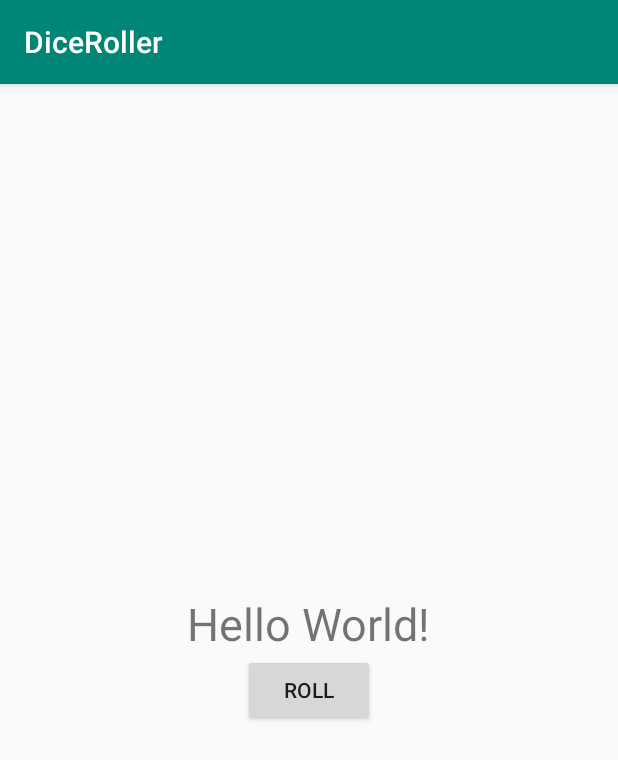
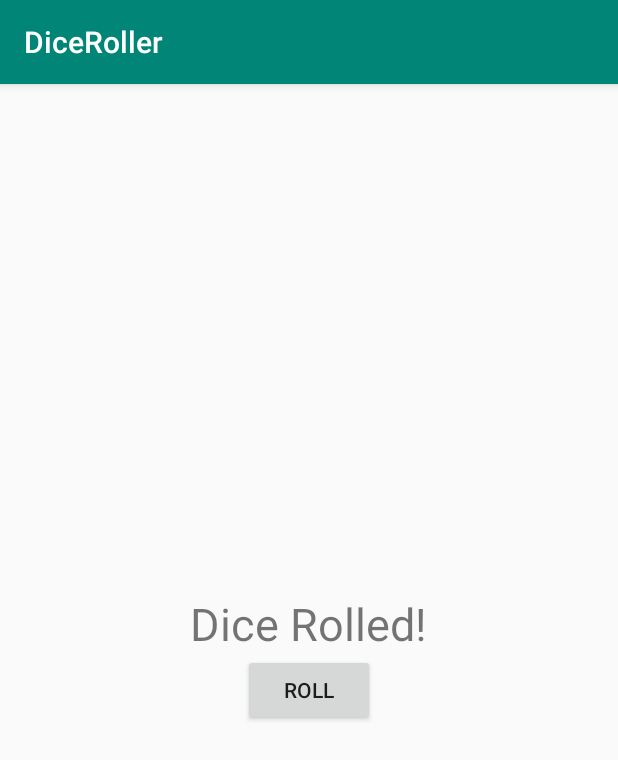
Before and after one commit to maisorawit/DiceRoller, an Android app: the screen it shows after launch (MainActivity), on a phone screen of 412 x 824 dp. Shown: the top 760 px of the screen. Run offline under Robolectric (Android 15) with nearby library versions, the phone set to English and light mode, and no system bars.

Commit message:
Task: Change the text

```diff
--- a/app/src/main/java/buu/informatics/s59160135/diceroller/MainActivity.kt
+++ b/app/src/main/java/buu/informatics/s59160135/diceroller/MainActivity.kt
@@ -3,7 +3,9 @@ package buu.informatics.s59160135.diceroller
 import androidx.appcompat.app.AppCompatActivity
 import android.os.Bundle
 import android.widget.Button
+import android.widget.TextView
 import android.widget.Toast
+import java.util.*
 
 class MainActivity : AppCompatActivity() {
 
@@ -14,9 +16,15 @@ class MainActivity : AppCompatActivity() {
         val rollButton: Button = findViewById(R.id.roll_button)
         rollButton.setOnClickListener( {rollDice()} )
 
+        val resultText: TextView = findViewById(R.id.result_text)
+        resultText.text = "Dice Rolled!"
+
     }
 
     private fun rollDice(){
+        val randomInt = Random().nextInt(6) + 1
+        val resultText: TextView = findViewById(R.id.result_text)
+        resultText.text = randomInt.toString()
         Toast.makeText(this, "button clicked", Toast.LENGTH_SHORT).show()
     }
 }
--- a/app/src/main/res/layout/activity_main.xml
+++ b/app/src/main/res/layout/activity_main.xml
@@ -10,6 +10,7 @@
         tools:context=".MainActivity" >
 
     <TextView
+            android:id="@+id/result_text"
             android:layout_width="wrap_content"
             android:layout_height="wrap_content"
             android:layout_gravity="center_horizontal"
```
Also changed, not shown: 1 other file.
